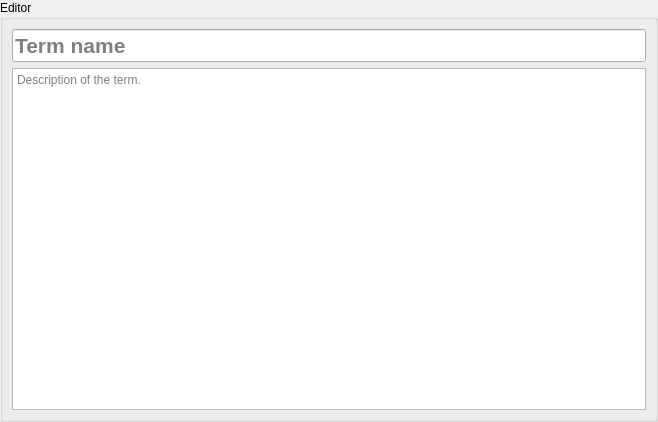
Before: the Qt Designer form src/widgets/qtdesigner/QTermEditor.ui in aparaatti/definator, drawn with Qt 5.
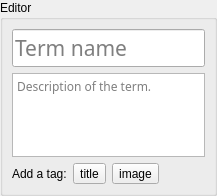
After: the same form once the commit is applied.

```diff
--- a/src/widgets/qtdesigner/QTermEditor.ui
+++ b/src/widgets/qtdesigner/QTermEditor.ui
@@ -2,20 +2,6 @@
 <ui version="4.0">
  <class>TermEditor</class>
  <widget class="QWidget" name="TermEditor">
-  <property name="geometry">
-   <rect>
-    <x>0</x>
-    <y>0</y>
-    <width>658</width>
-    <height>422</height>
-   </rect>
-  </property>
-  <property name="sizePolicy">
-   <sizepolicy hsizetype="Expanding" vsizetype="Expanding">
-    <horstretch>0</horstretch>
-    <verstretch>0</verstretch>
-   </sizepolicy>
-  </property>
   <property name="windowTitle">
    <string>Form</string>
   </property>
@@ -23,9 +9,6 @@
    <bool>false</bool>
   </property>
   <layout class="QVBoxLayout" name="verticalLayout">
-   <property name="spacing">
-    <number>0</number>
-   </property>
    <property name="sizeConstraint">
     <enum>QLayout::SetMaximumSize</enum>
    </property>
@@ -50,19 +33,17 @@
       <string>Editor</string>
      </property>
      <layout class="QVBoxLayout" name="verticalLayout_2">
+      <property name="sizeConstraint">
+       <enum>QLayout::SetDefaultConstraint</enum>
+      </property>
       <item>
        <widget class="QLineEdit" name="lineEditTitle">
-        <property name="sizePolicy">
-         <sizepolicy hsizetype="Expanding" vsizetype="Fixed">
-          <horstretch>0</horstretch>
-          <verstretch>0</verstretch>
-         </sizepolicy>
-        </property>
         <property name="font">
          <font>
+          <family>Oxygen Mono</family>
           <pointsize>16</pointsize>
-          <weight>75</weight>
-          <bold>true</bold>
+          <weight>50</weight>
+          <bold>false</bold>
          </font>
         </property>
         <property name="text">
@@ -84,11 +65,60 @@
           <verstretch>0</verstretch>
          </sizepolicy>
         </property>
+        <property name="font">
+         <font>
+          <family>Oxygen Mono</family>
+         </font>
+        </property>
+        <property name="sizeAdjustPolicy">
+         <enum>QAbstractScrollArea::AdjustToContents</enum>
+        </property>
         <property name="placeholderText">
          <string>Description of the term.</string>
         </property>
        </widget>
       </item>
+      <item>
+       <layout class="QGridLayout" name="gridLayout_2">
+        <item row="0" column="2">
+         <widget class="QToolButton" name="addTitleToolButton">
+          <property name="text">
+           <string>title</string>
+          </property>
+          <property name="arrowType">
+           <enum>Qt::NoArrow</enum>
+          </property>
+         </widget>
+        </item>
+        <item row="0" column="4">
+         <spacer name="horizontalSpacer">
+          <property name="orientation">
+           <enum>Qt::Horizontal</enum>
+          </property>
+          <property name="sizeHint" stdset="0">
+           <size>
+            <width>40</width>
+            <height>20</height>
+           </size>
+          </property>
+         </spacer>
+        </item>
+        <item row="0" column="3">
+         <widget class="QToolButton" name="addImageToolButton">
+          <property name="text">
+           <string>image</string>
+          </property>
+         </widget>
+        </item>
+        <item row="0" column="1">
+         <widget class="QLabel" name="addTagLabel">
+          <property name="text">
+           <string>Add a tag:</string>
+          </property>
+         </widget>
+        </item>
+       </layout>
+      </item>
      </layout>
     </widget>
    </item>
```
Left out of the diff: 18 changed lines with no effect on the pictures.
